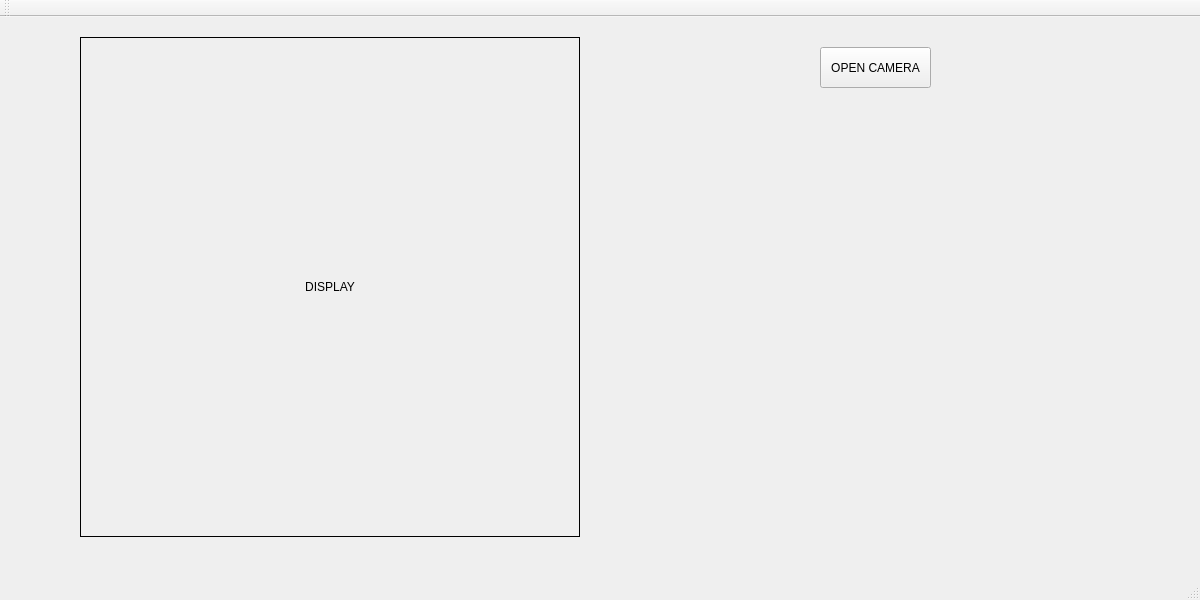
Above: mainwindow.ui from BeedleEiEi/Smart-Sound-Effect-Using-Hand-Gesture before the change. Below: the same form after it.
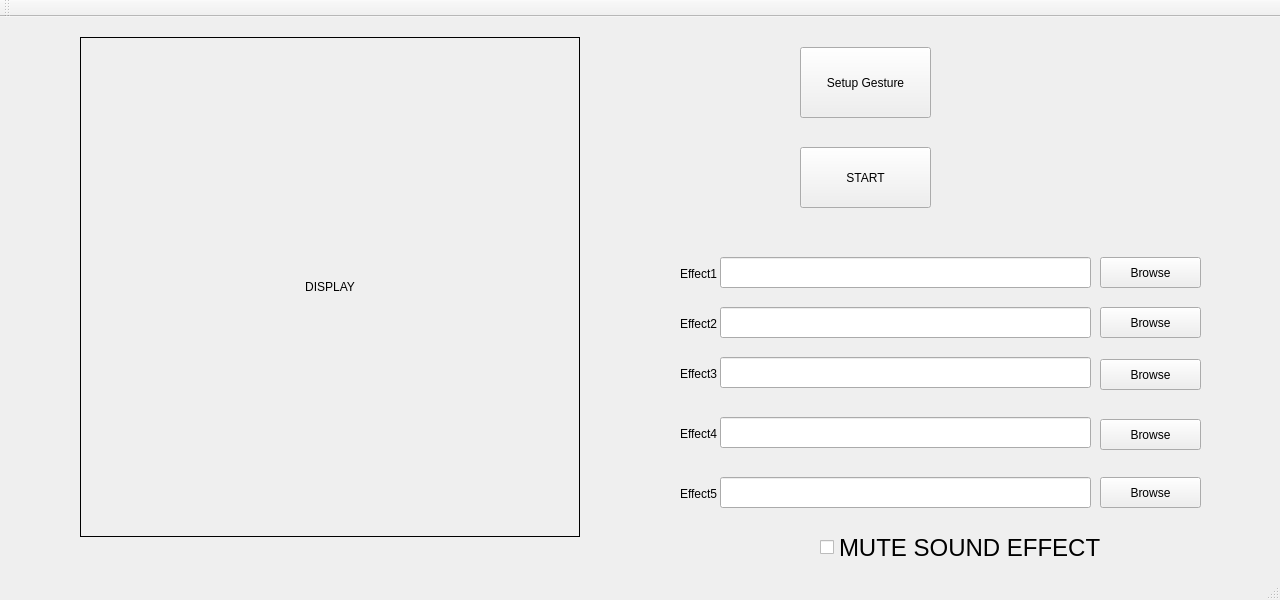
That is the form after the change.

Commit message: Add read write text file method for save sound config

```diff
--- a/mainwindow.ui
+++ b/mainwindow.ui
@@ -2,11 +2,14 @@
 <ui version="4.0">
  <class>MainWindow</class>
  <widget class="QMainWindow" name="MainWindow">
+  <property name="enabled">
+   <bool>true</bool>
+  </property>
   <property name="geometry">
    <rect>
     <x>0</x>
     <y>0</y>
-    <width>1200</width>
+    <width>1280</width>
     <height>600</height>
    </rect>
   </property>
@@ -48,14 +51,243 @@
    <widget class="QPushButton" name="openCamButton">
     <property name="geometry">
      <rect>
-      <x>820</x>
+      <x>800</x>
+      <y>130</y>
+      <width>131</width>
+      <height>61</height>
+     </rect>
+    </property>
+    <property name="text">
+     <string>START</string>
+    </property>
+   </widget>
+   <widget class="QPushButton" name="setupButton">
+    <property name="geometry">
+     <rect>
+      <x>800</x>
       <y>30</y>
-      <width>111</width>
+      <width>131</width>
+      <height>71</height>
+     </rect>
+    </property>
+    <property name="text">
+     <string>Setup Gesture</string>
+    </property>
+   </widget>
+   <widget class="QPushButton" name="browseButton5">
+    <property name="geometry">
+     <rect>
+      <x>1100</x>
+      <y>460</y>
+      <width>101</width>
+      <height>31</height>
+     </rect>
+    </property>
+    <property name="text">
+     <string>Browse</string>
+    </property>
+   </widget>
+   <widget class="QLineEdit" name="lineEdit5">
+    <property name="geometry">
+     <rect>
+      <x>720</x>
+      <y>460</y>
+      <width>371</width>
+      <height>31</height>
+     </rect>
+    </property>
+    <property name="readOnly">
+     <bool>true</bool>
+    </property>
+   </widget>
+   <widget class="QCheckBox" name="checkBox">
+    <property name="geometry">
+     <rect>
+      <x>820</x>
+      <y>510</y>
+      <width>301</width>
       <height>41</height>
      </rect>
     </property>
+    <property name="font">
+     <font>
+      <pointsize>18</pointsize>
+     </font>
+    </property>
     <property name="text">
-     <string>OPEN CAMERA</string>
+     <string>MUTE SOUND EFFECT</string>
+    </property>
+   </widget>
+   <widget class="QLineEdit" name="lineEdit4">
+    <property name="geometry">
+     <rect>
+      <x>720</x>
+      <y>400</y>
+      <width>371</width>
+      <height>31</height>
+     </rect>
+    </property>
+    <property name="readOnly">
+     <bool>true</bool>
+    </property>
+   </widget>
+   <widget class="QLineEdit" name="lineEdit3">
+    <property name="geometry">
+     <rect>
+      <x>720</x>
+      <y>340</y>
+      <width>371</width>
+      <height>31</height>
+     </rect>
+    </property>
+    <property name="readOnly">
+     <bool>true</bool>
+    </property>
+   </widget>
+   <widget class="QPushButton" name="browseButton4">
+    <property name="geometry">
+     <rect>
+      <x>1100</x>
+      <y>402</y>
+      <width>101</width>
+      <height>31</height>
+     </rect>
+    </property>
+    <property name="text">
+     <string>Browse</string>
+    </property>
+   </widget>
+   <widget class="QPushButton" name="browseButton3">
+    <property name="geometry">
+     <rect>
+      <x>1100</x>
+      <y>342</y>
+      <width>101</width>
+      <height>31</height>
+     </rect>
+    </property>
+    <property name="text">
+     <string>Browse</string>
+    </property>
+   </widget>
+   <widget class="QLineEdit" name="lineEdit2">
+    <property name="geometry">
+     <rect>
+      <x>720</x>
+      <y>290</y>
+      <width>371</width>
+      <height>31</height>
+     </rect>
+    </property>
+    <property name="readOnly">
+     <bool>true</bool>
+    </property>
+   </widget>
+   <widget class="QLineEdit" name="lineEdit1">
+    <property name="enabled">
+     <bool>true</bool>
+    </property>
+    <property name="geometry">
+     <rect>
+      <x>720</x>
+      <y>240</y>
+      <width>371</width>
+      <height>31</height>
+     </rect>
+    </property>
+    <property name="readOnly">
+     <bool>true</bool>
+    </property>
+   </widget>
+   <widget class="QPushButton" name="browseButton2">
+    <property name="geometry">
+     <rect>
+      <x>1100</x>
+      <y>290</y>
+      <width>101</width>
+      <height>31</height>
+     </rect>
+    </property>
+    <property name="text">
+     <string>Browse</string>
+    </property>
+   </widget>
+   <widget class="QPushButton" name="browseButton1">
+    <property name="geometry">
+     <rect>
+      <x>1100</x>
+      <y>240</y>
+      <width>101</width>
+      <height>31</height>
+     </rect>
+    </property>
+    <property name="text">
+     <string>Browse</string>
+    </property>
+   </widget>
+   <widget class="QLabel" name="label">
+    <property name="geometry">
+     <rect>
+      <x>680</x>
+      <y>250</y>
+      <width>47</width>
+      <height>13</height>
+     </rect>
+    </property>
+    <property name="text">
+     <string>Effect1</string>
+    </property>
+   </widget>
+   <widget class="QLabel" name="label_2">
+    <property name="geometry">
+     <rect>
+      <x>680</x>
+      <y>300</y>
+      <width>47</width>
+      <height>13</height>
+     </rect>
+    </property>
+    <property name="text">
+     <string>Effect2</string>
+    </property>
+   </widget>
+   <widget class="QLabel" name="label_3">
+    <property name="geometry">
+     <rect>
+      <x>680</x>
+      <y>350</y>
+      <width>47</width>
+      <height>13</height>
+     </rect>
+    </property>
+    <property name="text">
+     <string>Effect3</string>
+    </property>
+   </widget>
+   <widget class="QLabel" name="label_4">
+    <property name="geometry">
+     <rect>
+      <x>680</x>
+      <y>410</y>
+      <width>47</width>
+      <height>13</height>
+     </rect>
+    </property>
+    <property name="text">
+     <string>Effect4</string>
+    </property>
+   </widget>
+   <widget class="QLabel" name="label_5">
+    <property name="geometry">
+     <rect>
+      <x>680</x>
+      <y>470</y>
+      <width>47</width>
+      <height>13</height>
+     </rect>
+    </property>
+    <property name="text">
+     <string>Effect5</string>
     </property>
    </widget>
   </widget>
```
Left out of the diff: 2 changed lines with no effect on the pictures. The commit also changes 4 other files.
